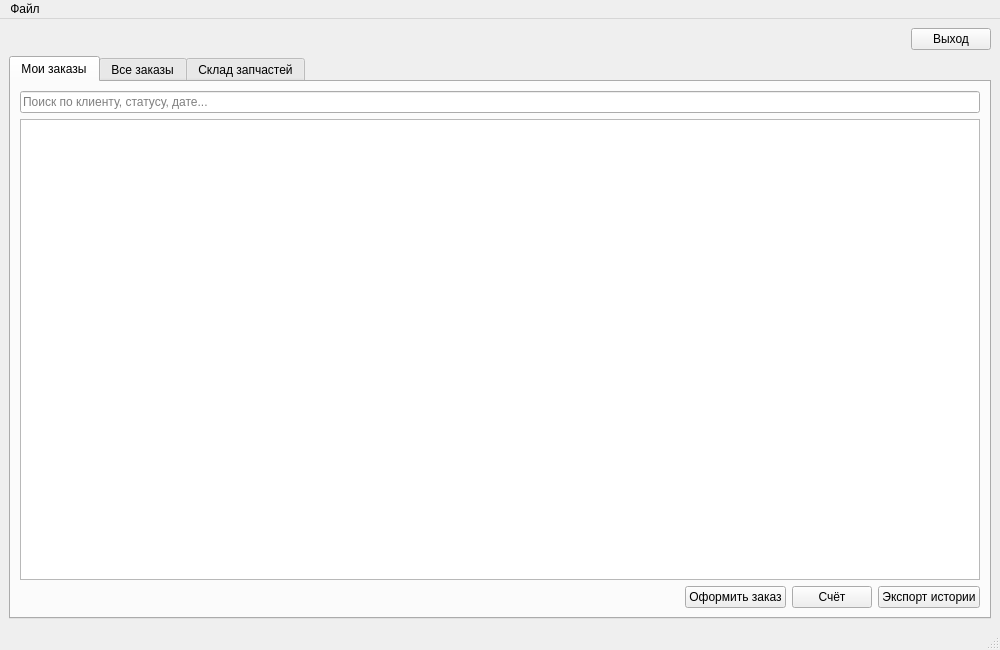
Old version of the form mainwindow.ui in the repository Dkwia/RepairShopApp.
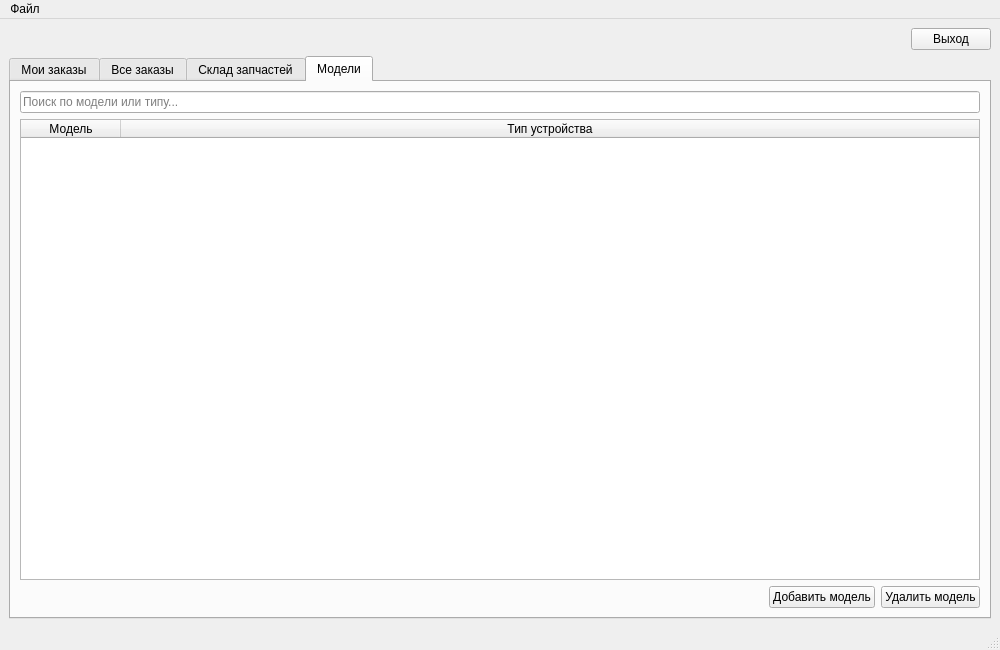
New version of the form. The open tabs and pages were chosen to show the change.

Commit message: add filters to manager PartTab add model manage system

What changed in the file:
```diff
--- a/mainwindow.ui
+++ b/mainwindow.ui
@@ -251,6 +251,73 @@
         </item>
        </layout>
       </widget>
+      
+      <!-- Вкладка "Модели" (только для менеджера) -->
+      <widget class="QWidget" name="tabModels">
+       <attribute name="title">
+        <string>Модели</string>
+       </attribute>
+       <layout class="QVBoxLayout" name="verticalLayout_5">
+        <item>
+         <widget class="QLineEdit" name="searchModelsEdit">
+          <property name="placeholderText">
+           <string>Поиск по модели или типу...</string>
+          </property>
+         </widget>
+        </item>
+        <item>
+         <widget class="QTableWidget" name="tableModels">
+          <property name="columnCount">
+           <number>2</number>
+          </property>
+          <attribute name="horizontalHeaderStretchLastSection">
+           <bool>true</bool>
+          </attribute>
+          <column>
+           <property name="text">
+            <string>Модель</string>
+           </property>
+          </column>
+          <column>
+           <property name="text">
+            <string>Тип устройства</string>
+           </property>
+          </column>
+         </widget>
+        </item>
+        <item>
+         <layout class="QHBoxLayout" name="horizontalLayout_4">
+          <item>
+           <spacer name="horizontalSpacer_4">
+            <property name="orientation">
+             <enum>Qt::Orientation::Horizontal</enum>
+            </property>
+            <property name="sizeHint" stdset="0">
+             <size>
+              <width>40</width>
+              <height>20</height>
+             </size>
+            </property>
+           </spacer>
+          </item>
+          <item>
+           <widget class="QPushButton" name="btnAddModel">
+            <property name="text">
+             <string>Добавить модель</string>
+            </property>
+           </widget>
+          </item>
+          <item>
+           <widget class="QPushButton" name="btnRemoveModel">
+            <property name="text">
+             <string>Удалить модель</string>
+            </property>
+           </widget>
+          </item>
+         </layout>
+        </item>
+       </layout>
+      </widget>
      </widget>
     </item>
    </layout>
```
Left out of the diff: 15 changed lines with no effect on the pictures. The commit also changes 6 other files.
